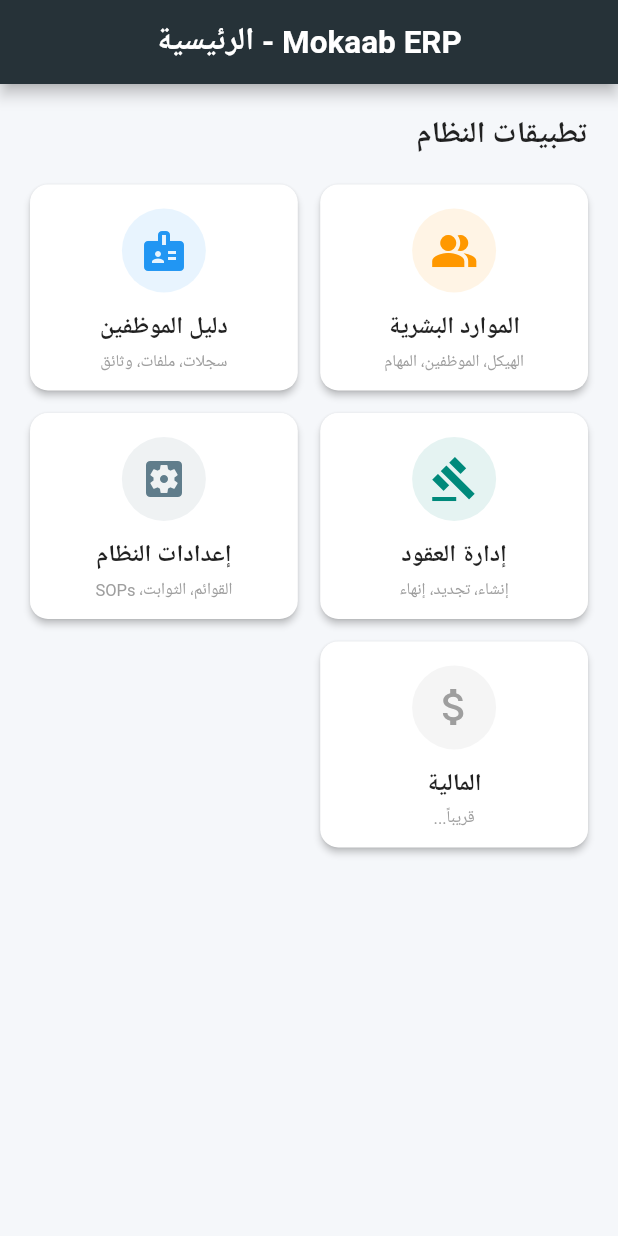
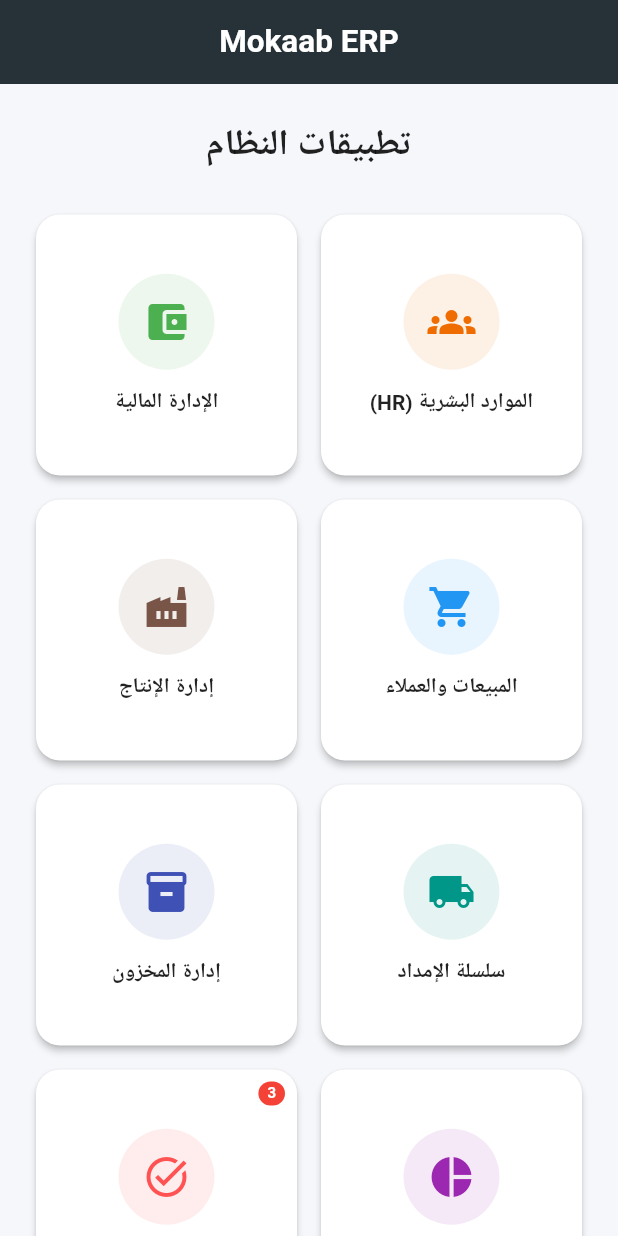
Before and after one commit to ahmadpersonx/mokaab_screen, a Flutter app: the screen it shows after launch, on a phone screen of 412 x 824 dp. Run offline on Flutter 3.47's test engine with Material 3 defaults, Android fonts, the phone set to English and light mode, and no system bars; our stand-ins replace pdf, printing; Roboto replaces fonts that are missing (Tajawal).

Commit message:
Add HR Dashboard, Refactor Lookups, and update Home Screen navigation

```diff
--- a/lib/features/home/screens/home_screen.dart
+++ b/lib/features/home/screens/home_screen.dart
@@ -1,10 +1,6 @@
 // FileName: lib/features/home/screens/home_screen.dart
 import 'package:flutter/material.dart';
-import 'package:mokaab/features/hr/org_structure/screens/departments_screen.dart';
-import 'package:mokaab/features/system_config/screens/lookups_management_screen.dart';
-import 'package:mokaab/features/hr/presentation/screens/employee/employee_list_screen.dart';
-// استيراد شاشة العقود الجديدة
-import 'package:mokaab/features/hr/contracts/screens/contract_management_screen.dart';
+import 'package:mokaab/features/hr/presentation/screens/hr_dashboard_screen.dart'; // استيراد الشاشة الجديدة
 
 class HomeScreen extends StatelessWidget {
   const HomeScreen({super.key});
@@ -14,116 +10,90 @@
     return Scaffold(
       backgroundColor: const Color(0xFFF5F7FA),
       appBar: AppBar(
-        title: const Text("Mokaab ERP - الرئيسية"),
+        title: const Text("Mokaab ERP"),
         centerTitle: true,
         backgroundColor: const Color(0xFF263238),
         foregroundColor: Colors.white,
+        elevation: 0,
       ),
-      body: SingleChildScrollView(
-        padding: const EdgeInsets.all(20),
+      body: LayoutBuilder(
+        builder: (context, constraints) {
+          int crossAxisCount = 2;
+          if (constraints.maxWidth > 1200) crossAxisCount = 6;
+          else if (constraints.maxWidth > 800) crossAxisCount = 4;
+
+          return SingleChildScrollView(
+            padding: const EdgeInsets.all(24),
             child: Column(
-          crossAxisAlignment: CrossAxisAlignment.start,
+              crossAxisAlignment: CrossAxisAlignment.center,
               children: [
                 const Text(
                   "تطبيقات النظام",
-              style: TextStyle(fontSize: 20, fontWeight: FontWeight.bold, color: Colors.black87),
+                  style: TextStyle(fontSize: 24, fontWeight: FontWeight.bold, color: Colors.black87),
                 ),
-            const SizedBox(height: 20),
+                const SizedBox(height: 30),
 
                 GridView.count(
                   shrinkWrap: true,
                   physics: const NeverScrollableScrollPhysics(),
-              crossAxisCount: 2, // عمودين في الشبكة
-              crossAxisSpacing: 15,
-              mainAxisSpacing: 15,
-              childAspectRatio: 1.3,
+                  crossAxisCount: crossAxisCount,
+                  crossAxisSpacing: 16,
+                  mainAxisSpacing: 16,
+                  childAspectRatio: 1.0,
                   children: [
-                // 1. الموارد البشرية (الهيكل)
-                _buildModuleCard(
+                    // --- الزر الرئيسي الجديد ---
+                    _buildCompactCard(
                       context,
-                  title: "الموارد البشرية",
-                  subtitle: "الهيكل، الموظفين، المهام",
-                  icon: Icons.people_alt,
-                  color: Colors.orange,
+                      title: "الموارد البشرية (HR)",
+                      icon: Icons.groups, // أيقونة تعبر عن المجموع
+                      color: Colors.orange[800]!,
                       onTap: () {
-                    Navigator.push(context, MaterialPageRoute(builder: (context) => const DepartmentsDashboard()));
+                        // الانتقال للوحة تحكم الـ HR
+                        Navigator.push(context, MaterialPageRoute(builder: (_) => const HrDashboardScreen()));
                       },
                     ),
 
-                // 2. دليل الموظفين
-                _buildModuleCard(
-                  context,
-                  title: "دليل الموظفين",
-                  subtitle: "سجلات، ملفات، وثائق",
-                  icon: Icons.badge,
-                  color: Colors.blue,
-                  onTap: () {
-                    Navigator.push(context, MaterialPageRoute(builder: (context) => const EmployeeListScreen()));
-                  },
-                ),
-
-                // 3. إدارة العقود (الجديد)
-                _buildModuleCard(
-                  context,
-                  title: "إدارة العقود",
-                  subtitle: "إنشاء، تجديد، إنهاء",
-                  icon: Icons.gavel, // أيقونة تعبر عن القانون/العقود
-                  color: const Color(0xFF00897B), // لون مميز (Teal)
-                  onTap: () {
-                    Navigator.push(context, MaterialPageRoute(builder: (context) => const ContractManagementScreen()));
-                  },
-                ),
-
-                // 4. إعدادات النظام
-                _buildModuleCard(
-                  context,
-                  title: "إعدادات النظام",
-                  subtitle: "القوائم، الثوابت، SOPs",
-                  icon: Icons.settings_applications,
-                  color: Colors.blueGrey,
-                  onTap: () {
-                    Navigator.push(context, MaterialPageRoute(builder: (context) => const LookupsManagementScreen()));
-                  },
-                ),
-
-                // 5. المالية (قريباً)
-                _buildModuleCard(
-                  context,
-                  title: "المالية",
-                  subtitle: "قريباً...",
-                  icon: Icons.attach_money,
-                  color: Colors.grey,
-                  onTap: () {},
-                ),
+                    // --- باقي الأقسام (محاكاة) ---
+                    _buildCompactCard(context, title: "الإدارة المالية", icon: Icons.account_balance_wallet, color: Colors.green, onTap: () {}),
+                    _buildCompactCard(context, title: "المبيعات والعملاء", icon: Icons.shopping_cart, color: Colors.blue, onTap: () {}),
+                    _buildCompactCard(context, title: "إدارة الإنتاج", icon: Icons.factory, color: Colors.brown, onTap: () {}),
+                    _buildCompactCard(context, title: "سلسلة الإمداد", icon: Icons.local_shipping, color: Colors.teal, onTap: () {}),
+                    _buildCompactCard(context, title: "إدارة المخزون", icon: Icons.inventory_2, color: Colors.indigo, onTap: () {}),
+                    _buildCompactCard(context, title: "التقارير الذكية", icon: Icons.pie_chart, color: Colors.purple, onTap: () {}),
+                    _buildCompactCard(context, title: "المهام والمتابعات", icon: Icons.task_alt, color: Colors.redAccent, badgeCount: 3, onTap: () {}),
                   ],
                 ),
               ],
             ),
+          );
+        }
       ),
     );
   }
 
-  Widget _buildModuleCard(BuildContext context, {
+  Widget _buildCompactCard(BuildContext context, {
     required String title,
-    required String subtitle,
     required IconData icon,
     required Color color,
     required VoidCallback onTap,
+    int? badgeCount,
   }) {
     return Material(
       color: Colors.white,
-      borderRadius: BorderRadius.circular(12),
+      borderRadius: BorderRadius.circular(16),
       elevation: 2,
       child: InkWell(
         onTap: onTap,
-        borderRadius: BorderRadius.circular(12),
-        child: Padding(
-          padding: const EdgeInsets.all(16.0),
+        borderRadius: BorderRadius.circular(16),
+        hoverColor: color.withOpacity(0.05),
+        child: Stack(
+          children: [
+            Center(
               child: Column(
                 mainAxisAlignment: MainAxisAlignment.center,
                 children: [
                   Container(
-                padding: const EdgeInsets.all(12),
+                    padding: const EdgeInsets.all(16),
                     decoration: BoxDecoration(
                       color: color.withOpacity(0.1),
                       shape: BoxShape.circle,
@@ -133,17 +103,25 @@
                   const SizedBox(height: 12),
                   Text(
                     title,
-                style: const TextStyle(fontWeight: FontWeight.bold, fontSize: 16),
+                    style: const TextStyle(fontSize: 14, fontWeight: FontWeight.bold, color: Colors.black87),
                     textAlign: TextAlign.center,
-              ),
-              const SizedBox(height: 4),
-              Text(
-                subtitle,
-                style: const TextStyle(fontSize: 11, color: Colors.grey),
-                textAlign: TextAlign.center,
+                    maxLines: 2,
+                    overflow: TextOverflow.ellipsis,
                   ),
                 ],
               ),
+            ),
+            if (badgeCount != null && badgeCount > 0)
+              Positioned(
+                top: 8,
+                right: 8,
+                child: Container(
+                  padding: const EdgeInsets.symmetric(horizontal: 6, vertical: 2),
+                  decoration: BoxDecoration(color: Colors.red, borderRadius: BorderRadius.circular(10)),
+                  child: Text("$badgeCount", style: const TextStyle(color: Colors.white, fontSize: 10, fontWeight: FontWeight.bold)),
+                ),
+              ),
+          ],
         ),
       ),
     );
```
Also changed, not shown: lib/features/hr/contracts/screens/contract_management_screen.dart (+13 -10 lines), lib/features/hr/org_structure/screens/departments_screen.dart (+75 -40 lines), lib/features/hr/presentation/screens/hr_dashboard_screen.dart (added, +133 -0 lines). Lines whose indentation alone changed are shown as unchanged.
